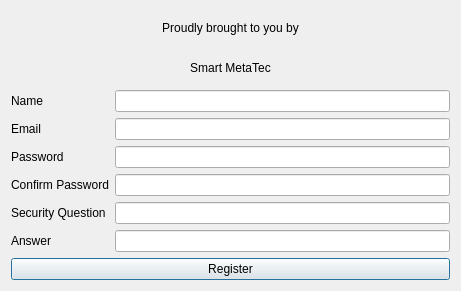
The window that designs/xml/register_window.ui (daniel-deru/WorkMate-3.0) describes before a commit, drawn with Qt 5.
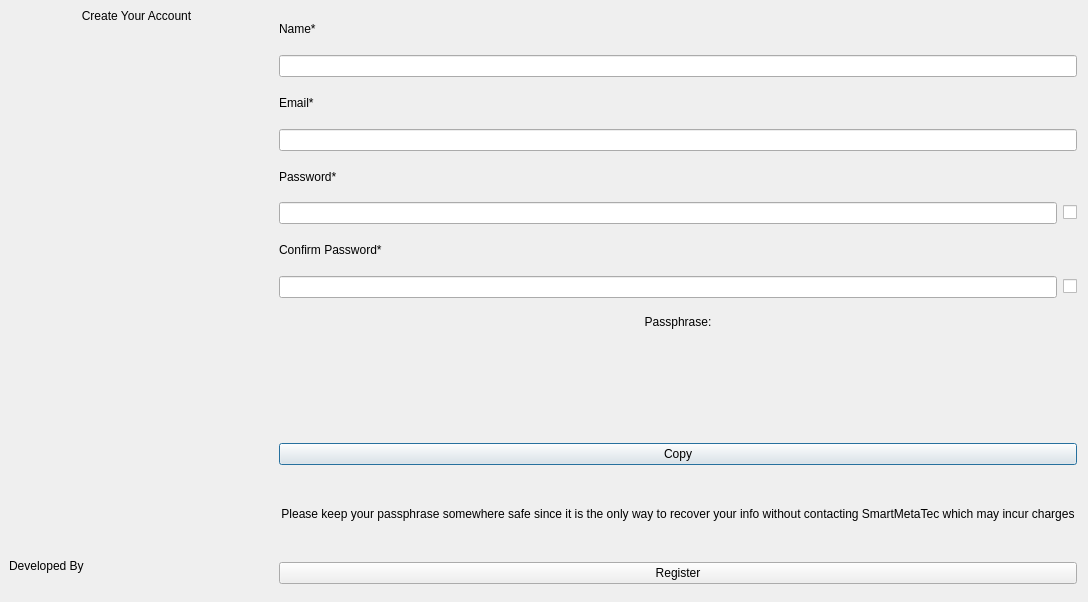
The same window after the commit.

Diff of the .ui file:
```diff
--- a/designs/xml/register_window.ui
+++ b/designs/xml/register_window.ui
@@ -6,110 +6,340 @@
    <rect>
     <x>0</x>
     <y>0</y>
-    <width>461</width>
-    <height>291</height>
+    <width>1088</width>
+    <height>602</height>
    </rect>
   </property>
   <property name="windowTitle">
    <string>Register</string>
   </property>
-  <layout class="QVBoxLayout" name="verticalLayout">
+  <layout class="QHBoxLayout" name="horizontalLayout">
+   <property name="leftMargin">
+    <number>0</number>
+   </property>
+   <property name="topMargin">
+    <number>0</number>
+   </property>
+   <property name="bottomMargin">
+    <number>0</number>
+   </property>
+   <item>
+    <layout class="QVBoxLayout" name="verticalLayout">
+     <property name="spacing">
+      <number>0</number>
+     </property>
+     <item>
+      <widget class="QWidget" name="sidewidget" native="true">
+       <layout class="QVBoxLayout" name="verticalLayout_4">
+        <item>
+         <widget class="QLabel" name="lbl_create_account">
+          <property name="maximumSize">
+           <size>
+            <width>16777215</width>
+            <height>50</height>
+           </size>
+          </property>
+          <property name="text">
+           <string>Create Your Account</string>
+          </property>
+          <property name="alignment">
+           <set>Qt::AlignCenter</set>
+          </property>
+         </widget>
+        </item>
+        <item>
+         <spacer name="verticalSpacer_2">
+          <property name="orientation">
+           <enum>Qt::Vertical</enum>
+          </property>
+          <property name="sizeHint" stdset="0">
+           <size>
+            <width>20</width>
+            <height>40</height>
+           </size>
+          </property>
+         </spacer>
+        </item>
+        <item>
+         <widget class="QLabel" name="lbl_workmate_logo">
+          <property name="text">
+           <string/>
+          </property>
+          <property name="alignment">
+           <set>Qt::AlignCenter</set>
+          </property>
+         </widget>
+        </item>
+        <item>
+         <spacer name="verticalSpacer_3">
+          <property name="orientation">
+           <enum>Qt::Vertical</enum>
+          </property>
+          <property name="sizeHint" stdset="0">
+           <size>
+            <width>20</width>
+            <height>40</height>
+           </size>
+          </property>
+         </spacer>
+        </item>
+        <item>
+         <layout class="QHBoxLayout" name="horizontalLayout_2">
+          <item>
+           <layout class="QVBoxLayout" name="verticalLayout_3">
+            <item>
+             <spacer name="verticalSpacer">
+              <property name="orientation">
+               <enum>Qt::Vertical</enum>
+              </property>
+              <property name="sizeType">
+               <enum>QSizePolicy::Preferred</enum>
+              </property>
+              <property name="sizeHint" stdset="0">
+               <size>
+                <width>20</width>
+                <height>89</height>
+               </size>
+              </property>
+             </spacer>
+            </item>
+            <item>
+             <widget class="QLabel" name="lbl_developed_by">
+              <property name="text">
+               <string>Developed By</string>
+              </property>
+             </widget>
+            </item>
+            <item>
+             <widget class="QLabel" name="lbl_company">
+              <property name="text">
+               <string/>
+              </property>
+             </widget>
+            </item>
+           </layout>
+          </item>
+          <item>
+           <spacer name="horizontalSpacer">
+            <property name="orientation">
+             <enum>Qt::Horizontal</enum>
+            </property>
+            <property name="sizeType">
+             <enum>QSizePolicy::Preferred</enum>
+            </property>
+            <property name="sizeHint" stdset="0">
+             <size>
+              <width>180</width>
+              <height>20</height>
+             </size>
+            </property>
+           </spacer>
+          </item>
+         </layout>
+        </item>
+       </layout>
+      </widget>
+     </item>
+    </layout>
+   </item>
    <item>
     <layout class="QVBoxLayout" name="verticalLayout_2">
+     <property name="topMargin">
+      <number>9</number>
+     </property>
+     <property name="bottomMargin">
+      <number>9</number>
+     </property>
      <item>
-      <widget class="QLabel" name="lbl_intro">
-       <property name="text">
-        <string>Proudly brought to you by</string>
-       </property>
-       <property name="alignment">
-        <set>Qt::AlignCenter</set>
-       </property>
-      </widget>
+      <layout class="QVBoxLayout" name="verticalLayout_6">
+       <item>
+        <widget class="QLabel" name="lbl_name">
+         <property name="text">
+          <string>Name*</string>
+         </property>
+        </widget>
+       </item>
+       <item>
+        <layout class="QHBoxLayout" name="horizontalLayout_3">
+         <item>
+          <widget class="QLineEdit" name="lnedt_name"/>
+         </item>
+        </layout>
+       </item>
+       <item>
+        <widget class="QLabel" name="lbl_email">
+         <property name="text">
+          <string>Email*</string>
+         </property>
+        </widget>
+       </item>
+       <item>
+        <layout class="QHBoxLayout" name="horizontalLayout_4">
+         <item>
+          <widget class="QLineEdit" name="lnedt_email"/>
+         </item>
+        </layout>
+       </item>
+       <item>
+        <widget class="QLabel" name="lbl_password">
+         <property name="text">
+          <string>Password*</string>
+         </property>
+        </widget>
+       </item>
+       <item>
+        <layout class="QHBoxLayout" name="horizontalLayout_5">
+         <item>
+          <widget class="QLineEdit" name="lnedt_password">
+           <property name="echoMode">
+            <enum>QLineEdit::Password</enum>
+           </property>
+          </widget>
+         </item>
+         <item>
+          <widget class="QCheckBox" name="chk_password">
+           <property name="cursor">
+            <cursorShape>PointingHandCursor</cursorShape>
+           </property>
+           <property name="text">
+            <string/>
+           </property>
+          </widget>
+         </item>
+        </layout>
+       </item>
+       <item>
+        <widget class="QLabel" name="lbl_password2">
+         <property name="text">
+          <string>Confirm Password*</string>
+         </property>
+        </widget>
+       </item>
+       <item>
+        <layout class="QHBoxLayout" name="horizontalLayout_6">
+         <item>
+          <widget class="QLineEdit" name="lnedt_password2">
+           <property name="echoMode">
+            <enum>QLineEdit::Password</enum>
+           </property>
+          </widget>
+         </item>
+         <item>
+          <widget class="QCheckBox" name="chk_password2">
+           <property name="cursor">
+            <cursorShape>PointingHandCursor</cursorShape>
+           </property>
+           <property name="text">
+            <string/>
+           </property>
+          </widget>
+         </item>
+        </layout>
+       </item>
+      </layout>
      </item>
      <item>
-      <widget class="QLabel" name="lbl_company">
-       <property name="text">
-        <string>Smart MetaTec</string>
+      <layout class="QVBoxLayout" name="verticalLayout_5">
+       <property name="bottomMargin">
+        <number>9</number>
        </property>
-       <property name="alignment">
-        <set>Qt::AlignCenter</set>
-       </property>
-      </widget>
-     </item>
-    </layout>
-   </item>
-   <item>
-    <layout class="QFormLayout" name="form_register">
-     <item row="0" column="0">
-      <widget class="QLabel" name="lbl_name">
-       <property name="text">
-        <string>Name</string>
-       </property>
-      </widget>
-     </item>
-     <item row="2" column="0">
-      <widget class="QLabel" name="lbl_password">
-       <property name="text">
-        <string>Password</string>
-       </property>
-      </widget>
-     </item>
-     <item row="4" column="0">
-      <widget class="QLabel" name="lbl_question">
-       <property name="text">
-        <string>Security Question</string>
-       </property>
-      </widget>
-     </item>
-     <item row="5" column="0">
-      <widget class="QLabel" name="lbl_answer">
-       <property name="text">
-        <string>Answer</string>
-       </property>
-      </widget>
-     </item>
-     <item row="3" column="0">
-      <widget class="QLabel" name="lbl_password2">
-       <property name="text">
-        <string>Confirm Password</string>
-       </property>
-      </widget>
-     </item>
-     <item row="1" column="0">
-      <widget class="QLabel" name="lbl_email">
-       <property name="text">
-        <string>Email</string>
-       </property>
-      </widget>
-     </item>
-     <item row="0" column="1">
-      <widget class="QLineEdit" name="lnedt_name"/>
-     </item>
-     <item row="1" column="1">
-      <widget class="QLineEdit" name="lnedt_email"/>
-     </item>
-     <item row="2" column="1">
-      <widget class="QLineEdit" name="lnedt_password"/>
-     </item>
-     <item row="3" column="1">
-      <widget class="QLineEdit" name="lnedt_password2"/>
-     </item>
-     <item row="4" column="1">
-      <widget class="QLineEdit" name="lnedt_question"/>
-     </item>
-     <item row="5" column="1">
-      <widget class="QLineEdit" name="lnedt_answer"/>
-     </item>
-    </layout>
-   </item>
-   <item>
-    <layout class="QHBoxLayout" name="horizontalLayout">
-     <item>
-      <widget class="QPushButton" name="btn_register">
-       <property name="text">
-        <string>Register</string>
-       </property>
-      </widget>
+       <item>
+        <widget class="QLabel" name="lbl_passphrase_desc">
+         <property name="maximumSize">
+          <size>
+           <width>16777215</width>
+           <height>35</height>
+          </size>
+         </property>
+         <property name="styleSheet">
+          <string notr="true"/>
+         </property>
+         <property name="text">
+          <string>Passphrase:</string>
+         </property>
+         <property name="alignment">
+          <set>Qt::AlignCenter</set>
+         </property>
+        </widget>
+       </item>
+       <item>
+        <widget class="QWidget" name="word_widget" native="true">
+         <layout class="QVBoxLayout" name="verticalLayout_7">
+          <property name="leftMargin">
+           <number>0</number>
+          </property>
+          <property name="topMargin">
+           <number>0</number>
+          </property>
+          <property name="rightMargin">
+           <number>0</number>
+          </property>
+          <property name="bottomMargin">
+           <number>0</number>
+          </property>
+          <item>
+           <layout class="QGridLayout" name="gbox_words"/>
+          </item>
+         </layout>
+        </widget>
+       </item>
+       <item>
+        <layout class="QHBoxLayout" name="horizontalLayout_7">
+         <property name="topMargin">
+          <number>6</number>
+         </property>
+         <item>
+          <widget class="QPushButton" name="btn_copy">
+           <property name="cursor">
+            <cursorShape>PointingHandCursor</cursorShape>
+           </property>
+           <property name="text">
+            <string>Copy</string>
+           </property>
+          </widget>
+         </item>
+        </layout>
+       </item>
+       <item>
+        <widget class="QLabel" name="lbl_warning">
+         <property name="maximumSize">
+          <size>
+           <width>16777215</width>
+           <height>16777215</height>
+          </size>
+         </property>
+         <property name="text">
+          <string>Please keep your passphrase somewhere safe since it is the only way to recover your info without contacting SmartMetaTec which may incur charges</string>
+         </property>
+         <property name="alignment">
+          <set>Qt::AlignCenter</set>
+         </property>
+         <property name="wordWrap">
+          <bool>true</bool>
+         </property>
+        </widget>
+       </item>
+       <item>
+        <layout class="QHBoxLayout" name="horizontalLayout_8">
+         <property name="spacing">
+          <number>6</number>
+         </property>
+         <property name="sizeConstraint">
+          <enum>QLayout::SetDefaultConstraint</enum>
+         </property>
+         <item>
+          <widget class="QPushButton" name="btn_register">
+           <property name="cursor">
+            <cursorShape>PointingHandCursor</cursorShape>
+           </property>
+           <property name="text">
+            <string>Register</string>
+           </property>
+          </widget>
+         </item>
+        </layout>
+       </item>
+      </layout>
      </item>
     </layout>
    </item>
```
